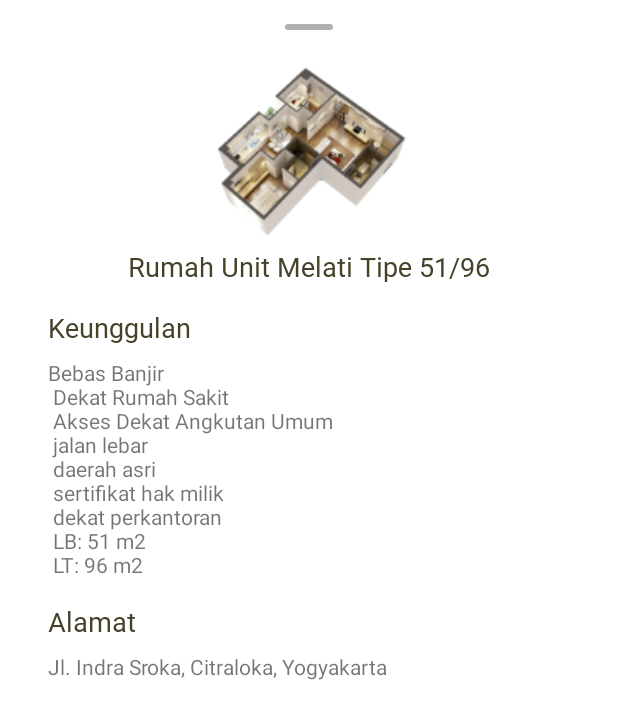
After one commit to malihatmalam/CinurawaApps, an Android app: the layout fragment_detail.xml on its own in the app's theme, with its tools: preview values and no code run, on a phone screen of 412 x 824 dp. The commit adds this screen. Shown: the top 719 px of the screen. Run offline under Robolectric (Android 15) with nearby library versions, the phone set to English and light mode, and no system bars.

Commit message:
layout detail

```diff
--- a/app/build.gradle
+++ b/app/build.gradle
@@ -28,13 +28,16 @@ dependencies {
 
     implementation 'androidx.appcompat:appcompat:1.3.0'
     implementation 'androidx.constraintlayout:constraintlayout:2.0.4'
+    implementation 'androidx.legacy:legacy-support-v4:1.0.0'
     testImplementation 'junit:junit:4.12'
     androidTestImplementation 'androidx.test.ext:junit:1.1.2'
     androidTestImplementation 'androidx.test.espresso:espresso-core:3.3.0'
+    implementation 'com.google.android.material:material:1.2.1'
 
     implementation project(':cinurawaUnityDp5')
     implementation project(':VuforiaWrapper')
 
     implementation 'androidx.cardview:cardview:1.0.0'
 
+
 }
--- a/app/src/main/AndroidManifest.xml
+++ b/app/src/main/AndroidManifest.xml
@@ -11,13 +11,13 @@
         android:supportsRtl="true"
         android:theme="@style/AppTheme"
         tools:replace="android:theme, android:icon">
-        <activity android:name=".SplashScreen">
+        <activity android:name=".ui.splash.SplashScreen">
             <intent-filter>
                 <action android:name="android.intent.action.MAIN" />
                 <category android:name="android.intent.category.LAUNCHER" />
             </intent-filter>
         </activity>
-        <activity android:name=".MainActivity">
+        <activity android:name=".ui.home.MainActivity">
         </activity>
 
         <meta-data
--- a/app/src/main/java/com/example/cinurawaapps/SplashScreen.java
+++ b/app/src/main/java/com/example/cinurawaapps/ui/splash/SplashScreen.java
@@ -1,10 +1,13 @@
-package com.example.cinurawaapps;
+package com.example.cinurawaapps.ui.splash;
 
 import androidx.appcompat.app.AppCompatActivity;
 
 import android.content.Intent;
 import android.os.Bundle;
 import android.os.Handler;
+
+import com.example.cinurawaapps.R;
+import com.example.cinurawaapps.ui.home.MainActivity;
 
 public class SplashScreen extends AppCompatActivity {
 
--- /dev/null
+++ b/app/src/main/res/drawable/ic_pull.xml
@@ -0,0 +1,11 @@
+<vector xmlns:android="http://schemas.android.com/apk/res/android"
+    android:width="32dp"
+    android:height="4dp"
+    android:viewportWidth="32"
+    android:viewportHeight="4">
+    <path
+        android:strokeColor="#B0B0B0"
+        android:strokeWidth="4"
+        android:strokeLineCap="round"
+        android:pathData="M2 2h28"/>
+</vector>
--- a/app/src/main/res/layout/activity_splash_screen.xml
+++ b/app/src/main/res/layout/activity_splash_screen.xml
@@ -4,7 +4,7 @@
     xmlns:tools="http://schemas.android.com/tools"
     android:layout_width="match_parent"
     android:layout_height="match_parent"
-    tools:context=".SplashScreen"
+    tools:context=".ui.splash.SplashScreen"
     android:background="@color/background">
 
     <LinearLayout
--- /dev/null
+++ b/app/src/main/res/layout/fragment_detail.xml
@@ -0,0 +1,85 @@
+<?xml version="1.0" encoding="utf-8"?>
+<androidx.core.widget.NestedScrollView
+    xmlns:tools="http://schemas.android.com/tools"
+    xmlns:android="http://schemas.android.com/apk/res/android"
+    android:layout_width="match_parent"
+    android:layout_height="match_parent">
+<RelativeLayout
+    xmlns:tools="http://schemas.android.com/tools"
+    xmlns:android="http://schemas.android.com/apk/res/android"
+    android:layout_width="match_parent"
+    android:paddingHorizontal="32dp"
+    android:layout_height="match_parent">
+
+    <ImageView
+        android:id="@+id/pull"
+        android:layout_width="wrap_content"
+        android:layout_height="wrap_content"
+        android:layout_marginTop="16dp"
+        android:src="@drawable/ic_pull"
+        android:layout_centerHorizontal="true"
+        tools:ignore="ContentDescription" />
+
+    <ImageView
+        android:id="@+id/imgDetail"
+        android:layout_width="wrap_content"
+        android:layout_height="wrap_content"
+        android:src="@drawable/sample"
+        android:layout_below="@id/pull"
+        android:layout_centerHorizontal="true"
+        android:layout_marginTop="24dp"/>
+
+    <TextView
+        android:id="@+id/txtTitleDetail"
+        android:layout_width="wrap_content"
+        android:layout_height="wrap_content"
+        android:text="Rumah Unit Melati Tipe 51/96"
+        android:fontFamily="@font/pt_sans_bold"
+        android:textSize="18sp"
+        android:textColor="@color/black"
+        android:layout_below="@id/imgDetail"
+        android:layout_marginTop="8dp"
+        android:layout_centerHorizontal="true"
+        />
+    <TextView
+        android:id="@+id/keunggulan"
+        android:layout_width="wrap_content"
+        android:layout_height="wrap_content"
+        android:text="Keunggulan"
+        android:fontFamily="@font/pt_sans_bold"
+        android:textColor="@color/black"
+        android:textSize="18sp"
+        android:layout_marginTop="16dp"
+        android:layout_below="@id/txtTitleDetail"
+        />
+    <TextView
+        android:id="@+id/txtKeunggulan"
+        android:layout_width="wrap_content"
+        android:layout_height="wrap_content"
+        android:text="@string/sample_keunggulan"
+        android:layout_below="@id/keunggulan"
+        android:layout_marginTop="8dp"/>
+
+    <TextView
+        android:id="@+id/alamat"
+        android:layout_width="wrap_content"
+        android:layout_height="wrap_content"
+        android:text="Alamat"
+        android:fontFamily="@font/pt_sans_bold"
+        android:textColor="@color/black"
+        android:textSize="18sp"
+        android:layout_marginTop="16dp"
+        android:layout_below="@id/txtKeunggulan"
+        />
+
+    <TextView
+        android:id="@+id/txtAlamat"
+        android:layout_width="wrap_content"
+        android:layout_height="wrap_content"
+        android:text="Jl. Indra Sroka, Citraloka, Yogyakarta"
+        android:layout_below="@id/alamat"
+        android:layout_marginTop="8dp"/>
+
+</RelativeLayout>
+
+</androidx.core.widget.NestedScrollView>
--- a/app/src/main/res/values/strings.xml
+++ b/app/src/main/res/values/strings.xml
@@ -1,4 +1,16 @@
 <resources>
     <string name="app_name">Cinurawa Apps</string>
     <string name="scan">Scan Me</string>
+
+    <!-- TODO: Remove or change this placeholder text -->
+    <string name="hello_blank_fragment">Hello blank fragment</string>
+    <string name="sample_keunggulan">Bebas Banjir \n
+Dekat Rumah Sakit \n
+Akses Dekat Angkutan Umum \n
+jalan lebar \n
+daerah asri \n
+sertifikat hak milik \n
+dekat perkantoran \n
+LB: 51 m2 \n
+LT: 96 m2</string>
 </resources>
--- a/app/src/main/res/values/styles.xml
+++ b/app/src/main/res/values/styles.xml
@@ -1,11 +1,28 @@
 <resources>
 
     <!-- Base application theme. -->
-    <style name="AppTheme" parent="Theme.AppCompat.Light.NoActionBar">
+    <style name="AppTheme" parent="Theme.MaterialComponents.Light.NoActionBar">
         <!-- Customize your theme here. -->
+        <item name="bottomSheetDialogTheme">@style/CustomBottomSheetDialog</item>
         <item name="colorPrimary">@color/colorPrimary</item>
         <item name="colorPrimaryDark">#2B2921</item>
         <item name="colorAccent">@color/colorAccent</item>
     </style>
 
+    <style name="CustomBottomSheetDialog" parent="@style/ThemeOverlay.MaterialComponents.BottomSheetDialog">
+        <item name="bottomSheetStyle">@style/CustomBottomSheet</item>
+    </style>
+
+    <style name="CustomBottomSheet" parent="Widget.MaterialComponents.BottomSheet">
+        <item name="shapeAppearanceOverlay">@style/CustomShapeAppearanceBottomSheetDialog</item>
+    </style>
+
+    <style name="CustomShapeAppearanceBottomSheetDialog" parent="">
+        <item name="cornerFamily">rounded</item>
+        <item name="cornerSizeTopRight">16dp</item>
+        <item name="cornerSizeTopLeft">16dp</item>
+        <item name="cornerSizeBottomRight">0dp</item>
+        <item name="cornerSizeBottomLeft">0dp</item>
+    </style>
+
 </resources>
```
Also changed, not shown: app/src/main/java/com/example/cinurawaapps/MainActivity.java (deleted, +0 -42 lines), app/src/main/java/com/example/cinurawaapps/data/Scan.java (added, +134 -0 lines), app/src/main/java/com/example/cinurawaapps/ui/detail/DetailFragment.java (added, +57 -0 lines), app/src/main/java/com/example/cinurawaapps/ui/home/MainActivity.java (added, +74 -0 lines), app/src/main/res/layout/activity_main.xml (+11 -1 lines), app/src/main/res/drawable/sample.png (added).
